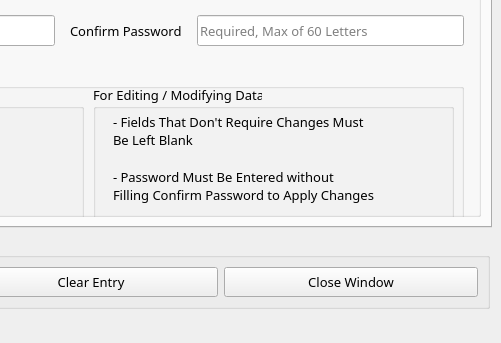
Old version of the form System Design/Route88_DataManipCmpnt.ui in the repository CodexLink/Route88_HybridBusinessSystem; both pictures show x 319 to 820 and y 365 to 708 of the 820 by 708 pixel window.
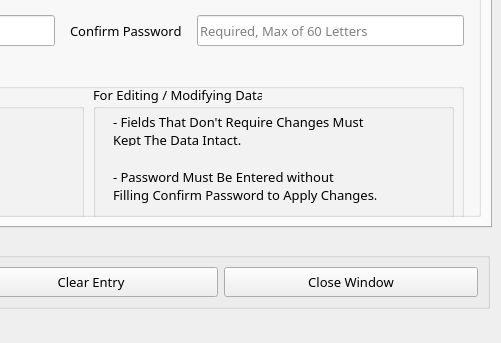
New version of the form. The open tabs and pages were chosen to show the change. Icons and pictures are not drawn.

Commit message: [UI Progression] Changed Instructions and Others

Patch:
```diff
--- a/System Design/Route88_DataManipCmpnt.ui
+++ b/System Design/Route88_DataManipCmpnt.ui
@@ -1981,7 +1981,7 @@
               </property>
               <property name="text">
                <string>- Fields That Don't Require Changes Must 
-Be Left Blank</string>
+Kept The Data Intact.</string>
               </property>
              </widget>
              <widget class="QLabel" name="label_25">
@@ -1989,13 +1989,13 @@
                <rect>
                 <x>20</x>
                 <y>80</y>
-                <width>331</width>
+                <width>341</width>
                 <height>41</height>
                </rect>
               </property>
               <property name="text">
                <string>- Password Must Be Entered without 
-Filling Confirm Password to Apply Changes</string>
+Filling Confirm Password to Apply Changes.</string>
               </property>
              </widget>
             </widget>
```
Left out of the diff: 12 changed lines with no effect on the pictures. The commit also changes 1 other file.
